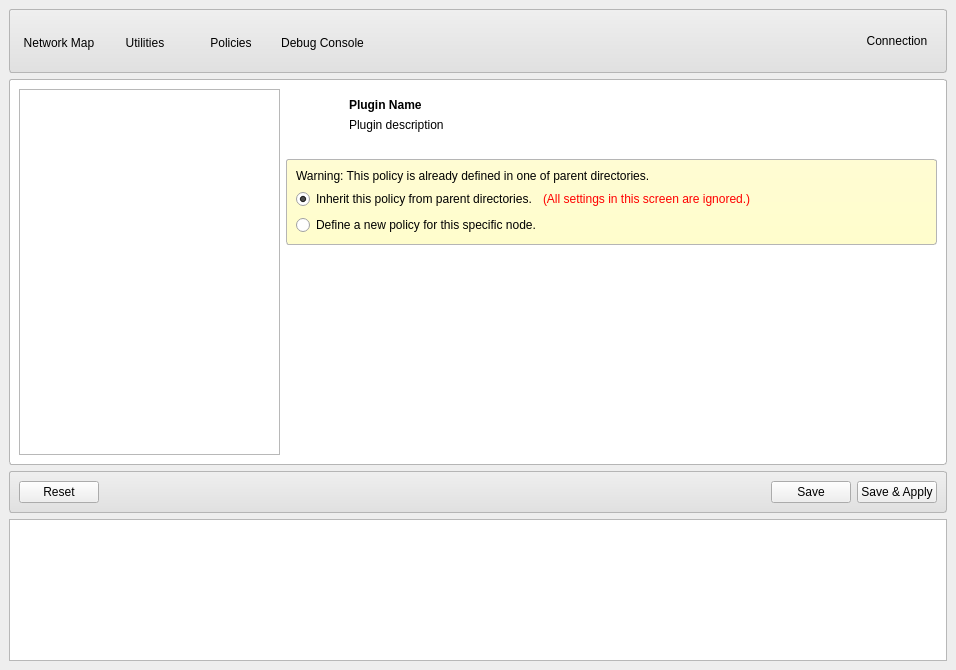
Before: the Qt Designer form 2.0/bahadir.kandemir/ahenk/lider/lider/formmain.ui in pars-linux/uludag, drawn with Qt 5.
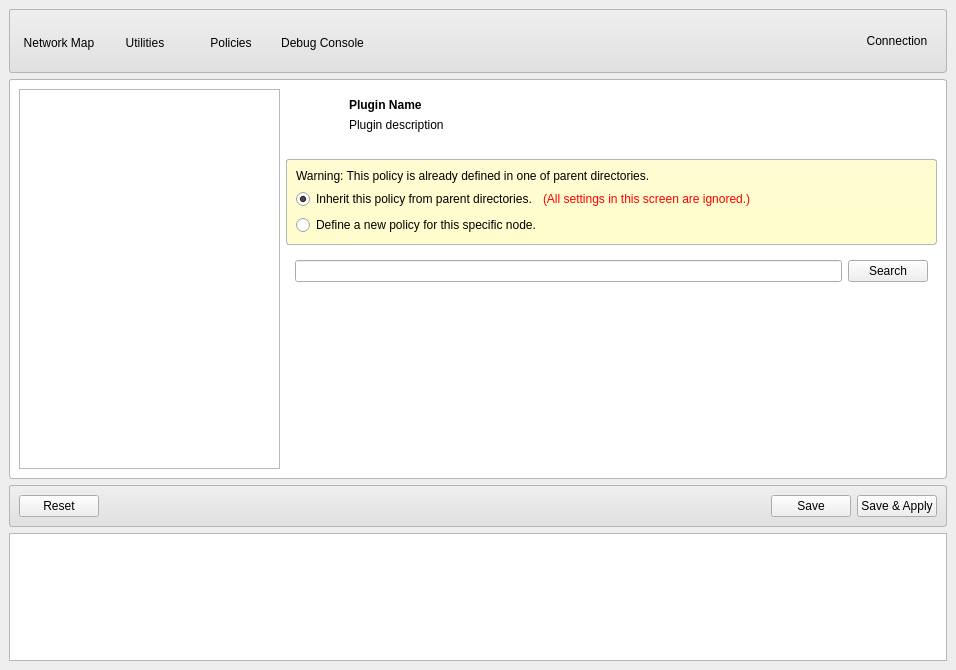
After: the same form once the commit is applied. Icons and pictures are not drawn.

Commit message:
Support selecting multiple items - Done
Exception handing is broken while editing multiple items.

```diff
--- a/2.0/bahadir.kandemir/ahenk/lider/lider/formmain.ui
+++ b/2.0/bahadir.kandemir/ahenk/lider/lider/formmain.ui
@@ -245,7 +245,7 @@
            </property>
            <widget class="QWidget" name="page">
             <layout class="QGridLayout" name="gridLayout_6">
-             <item row="0" column="0">
+             <item row="1" column="0" colspan="2">
               <widget class="QTreeWidget" name="treeComputers">
                <property name="frameShape">
                 <enum>QFrame::NoFrame</enum>
@@ -272,6 +272,16 @@
                </column>
               </widget>
              </item>
+             <item row="0" column="0">
+              <widget class="QLineEdit" name="lineSearch"/>
+             </item>
+             <item row="0" column="1">
+              <widget class="QPushButton" name="pushSearch">
+               <property name="text">
+                <string>Search</string>
+               </property>
+              </widget>
+             </item>
             </layout>
            </widget>
           </widget>
```
The commit also changes 1 other file.
